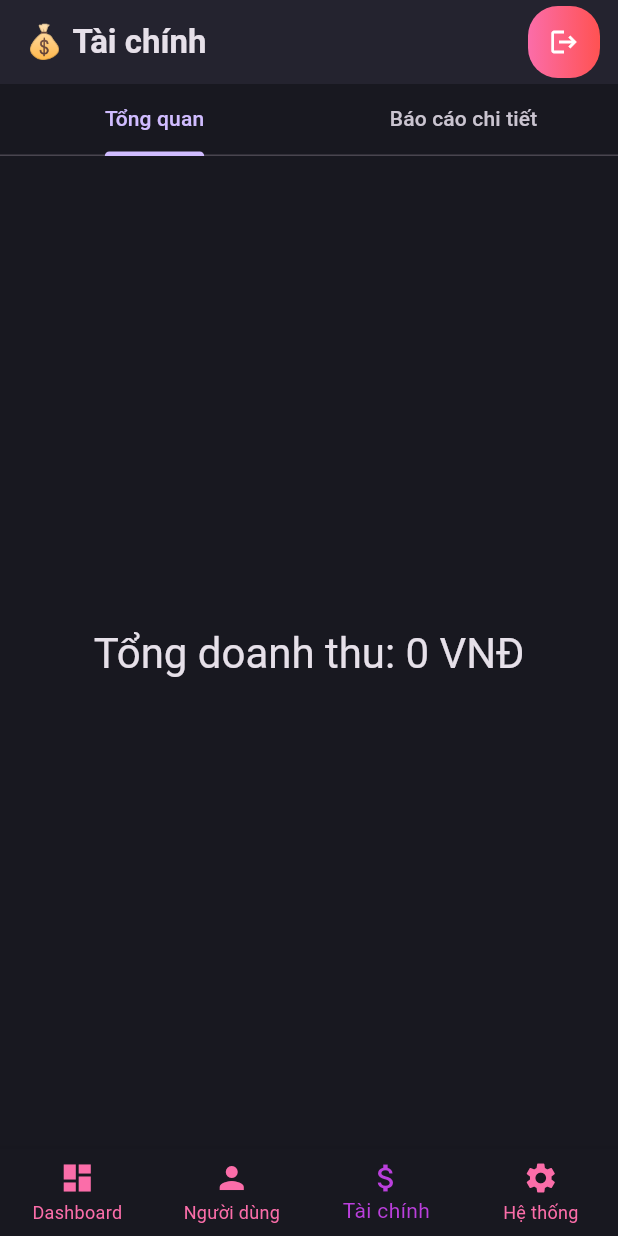
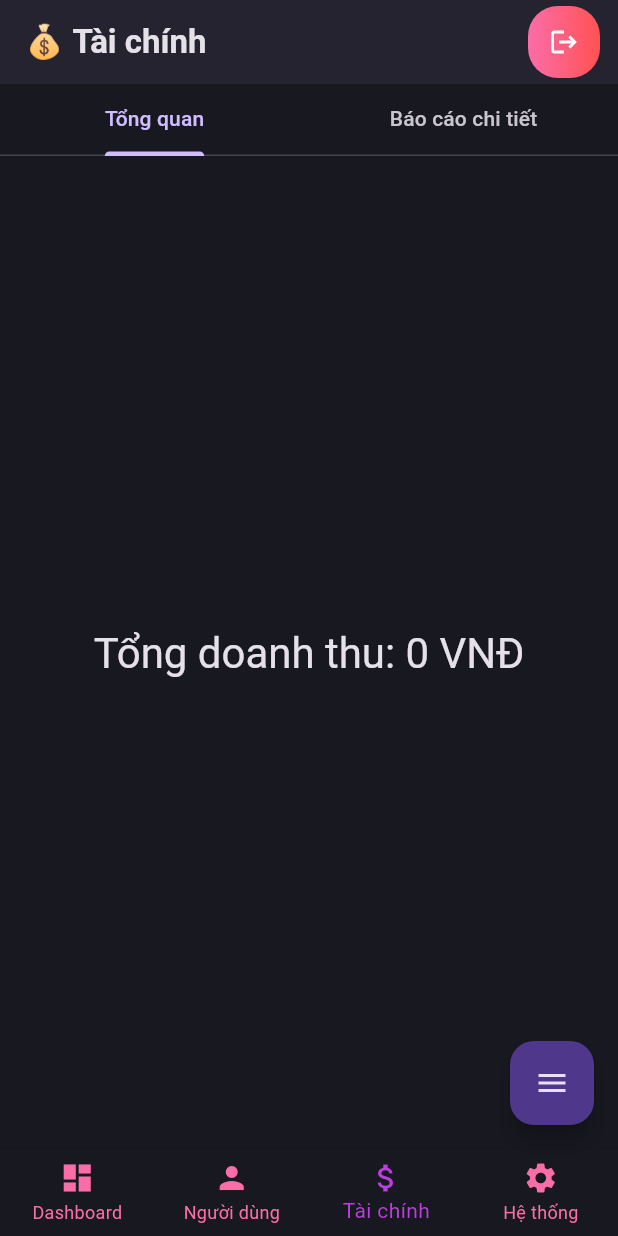
Before and after one commit to Heizdoobert/Breakfast-Store-Expense-Tracker, a Flutter app: the screen it shows once a user with an empty profile is signed in, item 3 of the bottom bar chosen, on a phone screen of 412 x 824 dp. Run offline on Flutter 3.47's test engine with Material 3 defaults, Android fonts, the phone set to English and light mode, and no system bars; our stand-ins replace flutter_dotenv, fpdart, shared_preferences, supabase_flutter; accounts and stored records are empty.

Commit message:
feat: Add creation speed dial and new creation views
This commit introduces a new speed dial Floating Action Button for quick creation of users, revenue, and notes. It also adds the corresponding views and routing for these new actions.

- **feat(ui):**
  - Add `CreationSpeedDial`, a new FAB with animated options for creating users, revenue, and notes.
  - Integrate the `CreationSpeedDial` into the `OwnerNavigationShell`.
  - Create `AddRevenueView`, a new screen with a form to add new revenue entries, including fields for amount, description, and date.
  - Create `AddNoteView`, a new screen with a form for adding new notes with a title and content.

- **refactor(routing):**
  - Define new routes (`/add_revenue`, `/add_note`) in `app_route.dart` for the new creation views.
  - Implement the routing logic for these new routes in `route_generator.dart`.
  - Reorganize route constants in `app_route.dart` for better clarity.

- **chore(deps):**
  - Update multiple dependencies to their latest versions in `pubspec.lock`.

```diff
--- a/lib/routes/app_route.dart
+++ b/lib/routes/app_route.dart
@@ -8,16 +8,25 @@ class AppRoutes {
   //==========Owner================
   static const String ownerDashboard = '/owner-dashboard';
   static const String ownerNavigationView = '/owner-navigation-view';
+
+  //========== Universal Add Routes ==============
+  static const String addUsers = '/add_user';
+  static const String addRevenue = '/add_revenue';
+  static const String addNote = '/add_note';
+
   //user in owner
   static const String userListView = '/user-list-view';
   static const String userDetailView = '/user-detail-view';
-    static const String addUsers = '/owner/user_management/widgets/add-user';
   static const String editUsers = '/owner/user_management/widgets/edit-user';
+
   //financial in owner
-    static const String financialOverviewView = '/owner/financial/financial-overview-view';
-    static const String revenueReportView = '/owner/financial/revenue-report-view';
+  static const String financialOverviewView =
+      '/owner/financial/financial-overview-view';
+  static const String revenueReportView =
+      '/owner/financial/revenue-report-view';
   static const String addFinancial = '/add-financial';
   static const String editFinancial = '/edit-financial';
+
   //system in owner
   static const String systemLists = '/owner/system/system-overview-view';
   static const String addSystem = '/add-system';
--- a/lib/views/owner/owner_navigation.dart
+++ b/lib/views/owner/owner_navigation.dart
@@ -4,11 +4,12 @@ import 'package:extractorapplication/views/owner/system/system_list_view.dart';
 import 'package:extractorapplication/views/owner/user_management/user_list_view.dart';
 import 'package:flutter/material.dart';
 import 'package:provider/provider.dart'; // Import Provider
+
 import '../../Controller/auth_controller.dart';
 import '../../core/theme/app_theme.dart';
 import '../../core/utils/constants.dart';
 import '../shared/custom_button.dart';
-
+import '../shared/widgets/creation_speed_dial.dart'; // Import the new widget
 
 class OwnerNavigationShell extends StatefulWidget {
   const OwnerNavigationShell({super.key});
@@ -69,6 +70,8 @@ class _OwnerNavigationShellState extends State<OwnerNavigationShell> {
         index: _currentIndex,
         children: _pages,
       ),
+      // Add the FloatingActionButton
+      floatingActionButton: const CreationSpeedDial(),
       bottomNavigationBar: BottomNavigationBar(
         backgroundColor: AppPallete.backgroundColor,
         showSelectedLabels: true,
@@ -79,10 +82,14 @@ class _OwnerNavigationShellState extends State<OwnerNavigationShell> {
         selectedItemColor: AppPallete.gradient1,
         unselectedItemColor: AppPallete.gradient2,
         items: const [
-          BottomNavigationBarItem(icon: Icon(AppIcons.dashboard), label: 'Dashboard'),
-          BottomNavigationBarItem(icon: Icon(AppIcons.person), label: 'Người dùng'),
-          BottomNavigationBarItem(icon: Icon(AppIcons.money), label: 'Tài chính'),
-          BottomNavigationBarItem(icon: Icon(AppIcons.settings), label: 'Hệ thống'),
+          BottomNavigationBarItem(
+              icon: Icon(AppIcons.dashboard), label: 'Dashboard'),
+          BottomNavigationBarItem(
+              icon: Icon(AppIcons.person), label: 'Người dùng'),
+          BottomNavigationBarItem(
+              icon: Icon(AppIcons.money), label: 'Tài chính'),
+          BottomNavigationBarItem(
+              icon: Icon(AppIcons.settings), label: 'Hệ thống'),
         ],
       ),
     );
--- /dev/null
+++ b/lib/views/shared/widgets/creation_speed_dial.dart
@@ -0,0 +1,107 @@
+import 'package:flutter/material.dart';
+
+class CreationSpeedDial extends StatefulWidget {
+  const CreationSpeedDial({super.key});
+
+  @override
+  State<CreationSpeedDial> createState() => _CreationSpeedDialState();
+}
+
+class _CreationSpeedDialState extends State<CreationSpeedDial>
+    with SingleTickerProviderStateMixin {
+  late AnimationController _controller;
+  late Animation<double> _animation;
+  bool _isOpen = false;
+
+  @override
+  void initState() {
+    super.initState();
+    _controller = AnimationController(
+      vsync: this,
+      duration: const Duration(milliseconds: 200),
+    );
+    _animation = Tween<double>(begin: 0.0, end: 1.0).animate(_controller);
+  }
+
+  @override
+  void dispose() {
+    _controller.dispose();
+    super.dispose();
+  }
+
+  void _toggle() {
+    setState(() {
+      _isOpen = !_isOpen;
+      if (_isOpen) {
+        _controller.forward();
+      } else {
+        _controller.reverse();
+      }
+    });
+  }
+
+  @override
+  Widget build(BuildContext context) {
+    return Column(
+      mainAxisSize: MainAxisSize.min,
+      crossAxisAlignment: CrossAxisAlignment.end,
+      children: [
+        if (_isOpen) ...[
+          ScaleTransition(
+            scale: _animation,
+            child: Padding(
+              padding: const EdgeInsets.only(bottom: 16.0),
+              child: FloatingActionButton.extended(
+                heroTag: 'add_user',
+                onPressed: () {
+                  _toggle();
+                  Navigator.pushNamed(context, '/add_user');
+                },
+                label: const Text('Người dùng'),
+                icon: const Icon(Icons.person_add),
+              ),
+            ),
+          ),
+          ScaleTransition(
+            scale: _animation,
+            child: Padding(
+              padding: const EdgeInsets.only(bottom: 16.0),
+              child: FloatingActionButton.extended(
+                heroTag: 'add_revenue',
+                onPressed: () {
+                  _toggle();
+                  Navigator.pushNamed(context, '/add_revenue');
+                },
+                label: const Text('Doanh thu'),
+                icon: const Icon(Icons.monetization_on),
+              ),
+            ),
+          ),
+          ScaleTransition(
+            scale: _animation,
+            child: Padding(
+              padding: const EdgeInsets.only(bottom: 16.0),
+              child: FloatingActionButton.extended(
+                heroTag: 'add_note',
+                onPressed: () {
+                  _toggle();
+                  Navigator.pushNamed(context, '/add_note');
+                },
+                label: const Text('Ghi chú'),
+                icon: const Icon(Icons.note_add),
+              ),
+            ),
+          ),
+        ],
+        FloatingActionButton(
+          heroTag: 'main_fab',
+          onPressed: _toggle,
+          child: AnimatedIcon(
+            icon: AnimatedIcons.menu_close,
+            progress: _animation,
+          ),
+        ),
+      ],
+    );
+  }
+}
```
Also changed, not shown: lib/routes/route_generator.dart (+12 -3 lines), lib/views/owner/add_note_view.dart (added, +92 -0 lines), lib/views/owner/financial/add_revenue_view.dart (added, +127 -0 lines), pubspec.lock. Lines whose indentation alone changed are shown as unchanged.
